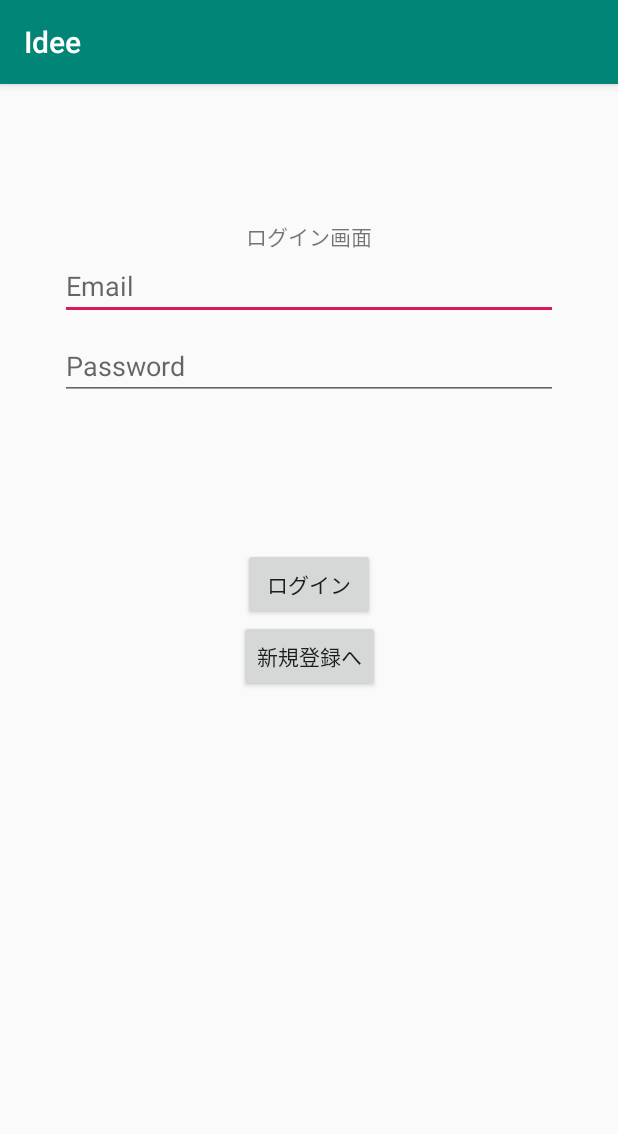
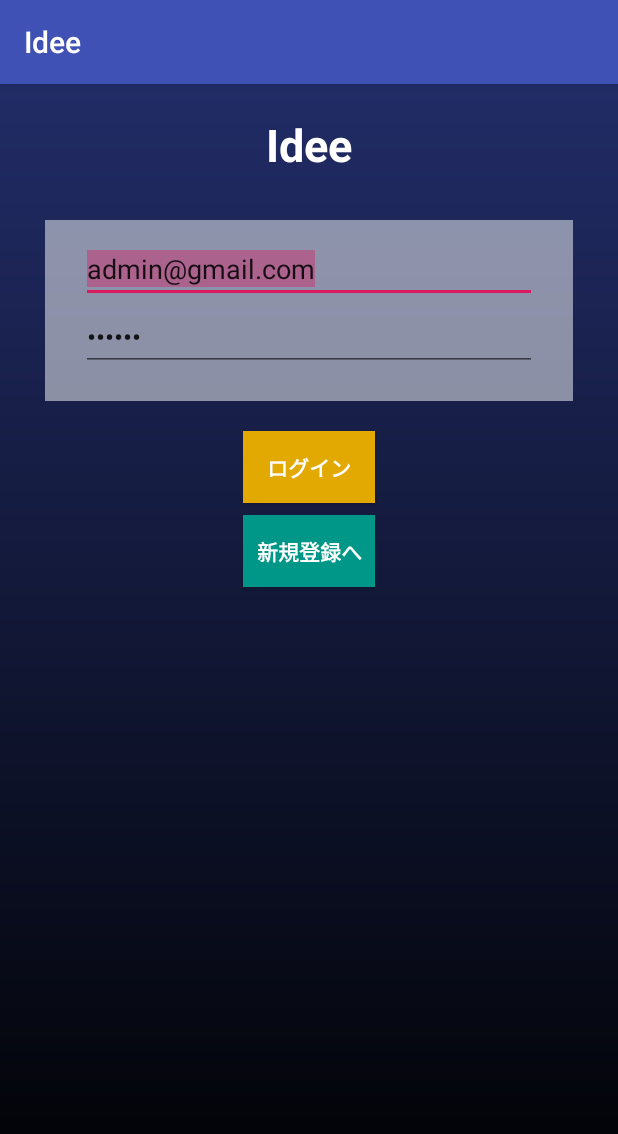
Before and after one commit to mnm234/Idee, an Android app: the screen it shows after launch once a user with an empty profile is signed in (LoginAcivity), after a tap on "ログイン", on a phone screen of 412 x 824 dp. Shown: the top 1134 px of the screen. Run offline under Robolectric (Android 15) with nearby library versions, the phone set to English and light mode, and no system bars; our stand-ins replace Firebase (no records; nobody signed in at launch, a user with empty details on screens opened directly).

Commit message:
いろいろした奴

```diff
--- a/app/src/main/java/com/example/gfriend/Login/SignInFragment.kt
+++ b/app/src/main/java/com/example/gfriend/Login/SignInFragment.kt
@@ -16,6 +16,9 @@ import com.example.gfriend.R
 import com.google.firebase.auth.FirebaseAuth
 import kotlinx.android.synthetic.main.activity_login.*
 import kotlinx.android.synthetic.main.fragment_sign_in.*
+import android.app.ProgressDialog
+
+
 
 
 
@@ -23,6 +26,7 @@ import kotlinx.android.synthetic.main.fragment_sign_in.*
 
 class SignInFragment : Fragment() {
     private var mAuth: FirebaseAuth? = null
+    var m_ProgressDialog: ProgressDialog? = null
     override fun onCreate(savedInstanceState: Bundle?) {
         super.onCreate(savedInstanceState)
         mAuth = FirebaseAuth.getInstance()
@@ -38,17 +42,30 @@ class SignInFragment : Fragment() {
     override fun onViewCreated(view: View, savedInstanceState: Bundle?) {
         super.onViewCreated(view, savedInstanceState)
         signInButton.setOnClickListener {
+            Log.d("signIn","start!")
+            // プログレスダイアログの生成
+            this.m_ProgressDialog = ProgressDialog(this.activity)
+            // プログレスダイアログの設定
+            this.m_ProgressDialog!!.setMessage("Loading...")  // メッセージをセット
+            // プログレスダイアログの表示
+            this.m_ProgressDialog!!.show()
             mAuth?.signInWithEmailAndPassword(username.text.toString(), password.text.toString())
                 ?.addOnCompleteListener(LoginAcivity()) { task ->
                     if (task.isSuccessful) {
-                        Log.d(TAG, "signInWithEmail:success")
+                        Log.d("signIn", "signInWithEmail:success")
+                        if (this.m_ProgressDialog != null && this.m_ProgressDialog!!.isShowing) {
+                            this.m_ProgressDialog!!.dismiss()
+                        }
                         val user = mAuth?.currentUser
-                        Log.d(TAG, user.toString())
+//                        Log.d(TAG, user.toString())
                         val intent = Intent(activity, MainActivity::class.java)
                         startActivity(intent)
                     } else {
                         // If sign in fails, display a message to the user.
-                        Log.w(TAG, "signInWithEmail:failure", task.exception)
+                        Log.d("signIn", "signInWithEmail:failure", task.exception)
+                        if (this.m_ProgressDialog != null && this.m_ProgressDialog!!.isShowing) {
+                            this.m_ProgressDialog!!.dismiss()
+                        }
                         Toast.makeText(this.context, "Authentication failed.",
                             Toast.LENGTH_SHORT).show()
                     }
@@ -62,12 +79,6 @@ class SignInFragment : Fragment() {
             fragmentTransaction?.commit()
         }
     }
-    override fun onAttach(context: Context) {
-        super.onAttach(context)
-    }
-    override fun onDetach() {
-        super.onDetach()
-    }
-    companion object {
-    }
+
+    companion object
 }
--- a/app/src/main/java/com/example/gfriend/profile/ProfileFragment.kt
+++ b/app/src/main/java/com/example/gfriend/profile/ProfileFragment.kt
@@ -48,9 +48,9 @@ class ProfileFragment : Fragment(), ProfileRecyclerViewHolder.ItemClickListener
                     val position = viewHolder.layoutPosition
                     viewHolder.let { vh ->
                         profile_recyclerView?.adapter?.let {
-//                            it.notifyDataSetChanged()
 //                            it.notifyItemRemoved(vh.layoutPosition-1)
                             it.notifyItemRangeChanged(vh.layoutPosition, it.itemCount)
+//                            it.notifyDataSetChanged()
                         }
                     }
                 }
@@ -71,16 +71,21 @@ class ProfileFragment : Fragment(), ProfileRecyclerViewHolder.ItemClickListener
                                             .delete()
                                             .addOnSuccessListener {
 //                                                Log.d("remove","success!!")
-//                                                recyclerViewAdapter.notifyItemRemoved(vh.layoutPosition)
-//                                                recyclerViewAdapter.notifyItemRangeChanged(vh.layoutPosition, recyclerViewAdapter.itemCount)
+
+                                                recyclerViewAdapter.notifyItemRemoved(position)
+//                                                recyclerViewAdapter.notifyItemRangeChanged(position, recyclerViewAdapter.itemCount-1)
+//                                                recyclerViewAdapter.notifyDataSetChanged()
+
+//                                                recyclerViewAdapter.notifyDataSetChanged()
                                             }
                                             .addOnFailureListener {
+//                                                recyclerViewAdapter.notifyDataSetChanged()
                                                 Log.d("remove", it.toString())
                                             }
                                     }
-                                    recyclerViewAdapter.notifyItemRemoved(viewHolder.layoutPosition)
+//                                    recyclerViewAdapter.notifyItemRemoved(viewHolder.layoutPosition)
 //                                    it.notifyItemRemoved(viewHolder.layoutPosition + 1)
-//                                    it.notifyItemRangeChanged(vh.layoutPosition, it.itemCount)
+//                                    recyclerViewAdapter.notifyItemRangeChanged(vh.layoutPosition, recyclerViewAdapter.itemCount)
 
 
                                 }
--- /dev/null
+++ b/app/src/main/res/drawable/black_grad.xml
@@ -0,0 +1,9 @@
+<?xml version="1.0" encoding="utf-8"?>
+<shape xmlns:android="http://schemas.android.com/apk/res/android"
+    android:shape="rectangle">
+    <gradient
+        android:angle="90"
+        android:endColor="#212C66"
+        android:startColor="#000000" />
+
+</shape>
--- a/app/src/main/res/layout/activity_login.xml
+++ b/app/src/main/res/layout/activity_login.xml
@@ -4,10 +4,6 @@
     android:id="@+id/container"
     android:layout_width="match_parent"
     android:layout_height="match_parent"
-    android:paddingLeft="@dimen/activity_horizontal_margin"
-    android:paddingTop="@dimen/activity_vertical_margin"
-    android:paddingRight="@dimen/activity_horizontal_margin"
-    android:paddingBottom="@dimen/activity_vertical_margin"
     tools:context=".Login.LoginAcivity">
 
 
--- a/app/src/main/res/layout/activity_splash.xml
+++ b/app/src/main/res/layout/activity_splash.xml
@@ -5,11 +5,16 @@
     android:layout_width="match_parent"
     android:layout_height="match_parent"
     tools:context=".SplashActivity">
-    <TextView
-        android:layout_width="match_parent"
-        android:layout_height="match_parent"
-        android:text="Splash"
-        android:textSize="30dp"
-        android:gravity="center"/>
+<!--    <TextView-->
+<!--        android:layout_width="match_parent"-->
+<!--        android:layout_height="match_parent"-->
+<!--        android:text="Splash"-->
+<!--        android:textSize="30dp"-->
+<!--        android:gravity="center"/>-->
+<!--    <ImageView-->
+<!--        android:src="@drawable/splash"-->
+<!--        android:layout_width="match_parent"-->
+<!--        android:layout_height="match_parent"-->
+<!--        android:scaleType="fitXY"/>-->
 
 </androidx.constraintlayout.widget.ConstraintLayout>
--- a/app/src/main/res/layout/fragment_home.xml
+++ b/app/src/main/res/layout/fragment_home.xml
@@ -4,6 +4,7 @@
     xmlns:tools="http://schemas.android.com/tools"
     android:layout_width="match_parent"
     android:layout_height="match_parent"
+    android:background="#111"
     tools:context=".HomeFragment">
     <ImageView
         android:id="@+id/homeImage"
--- a/app/src/main/res/layout/fragment_profile.xml
+++ b/app/src/main/res/layout/fragment_profile.xml
@@ -3,7 +3,7 @@
     xmlns:tools="http://schemas.android.com/tools"
     android:layout_width="match_parent"
     android:layout_height="match_parent"
-    android:background="#333"
+    android:background="@drawable/login_wallpaper"
     xmlns:app="http://schemas.android.com/apk/res-auto"
     tools:context=".profile.ProfileFragment">
 
--- a/app/src/main/res/layout/fragment_search.xml
+++ b/app/src/main/res/layout/fragment_search.xml
@@ -3,10 +3,10 @@
 <ScrollView android:layout_width="match_parent"
     android:layout_height="match_parent"
     xmlns:android="http://schemas.android.com/apk/res/android"
+    android:background="@drawable/login_wallpaper"
     xmlns:tools="http://schemas.android.com/tools">
     <androidx.constraintlayout.widget.ConstraintLayout
         android:layout_width="match_parent"
-        android:background="#333"
         android:layout_height="match_parent"
         xmlns:app="http://schemas.android.com/apk/res-auto"
         tools:context=".SearchFragment">
@@ -20,6 +20,7 @@
             app:layout_constraintRight_toRightOf="parent"
             app:layout_constraintTop_toTopOf="parent" />
         <androidx.recyclerview.widget.RecyclerView
+
             android:id="@+id/search_recyclerview"
             android:layout_width="match_parent"
             android:layout_height="wrap_content"
--- a/app/src/main/res/layout/fragment_sign_in.xml
+++ b/app/src/main/res/layout/fragment_sign_in.xml
@@ -3,35 +3,53 @@
     xmlns:tools="http://schemas.android.com/tools"
     android:layout_width="match_parent"
     android:layout_height="match_parent"
+    android:background="@drawable/black_grad"
     xmlns:app="http://schemas.android.com/apk/res-auto"
     tools:context=".Login.SignInFragment">
     <TextView
+        android:layout_marginTop="20dp"
+        android:id="@+id/login_title"
         app:layout_constraintLeft_toLeftOf="parent"
         app:layout_constraintRight_toRightOf="parent"
-        app:layout_constraintBottom_toTopOf="@id/username"
-        android:text="ログイン画面"
+        app:layout_constraintTop_toTopOf="parent"
+        android:text="Idee"
+        android:textSize="30dp"
+        android:textColor="#fff"
+        android:textStyle="bold"
         android:layout_width="wrap_content"
         android:layout_height="wrap_content"
         tools:ignore="MissingConstraints" />
+    <androidx.constraintlayout.widget.ConstraintLayout
+        android:layout_marginHorizontal="30dp"
+        android:background="#80FFFFFF"
+        android:layout_marginTop="30dp"
+        android:paddingBottom="20dp"
+        app:layout_constraintTop_toBottomOf="@id/login_title"
+        android:id="@+id/Inputform"
+        android:layout_width="match_parent"
+        android:layout_height="wrap_content"
+        tools:ignore="MissingConstraints">
+
     <EditText
+        android:layout_marginTop="10dp"
         android:id="@+id/username"
         android:layout_width="0dp"
         android:layout_height="wrap_content"
         android:layout_marginStart="24dp"
-        android:layout_marginTop="96dp"
         android:layout_marginEnd="24dp"
         android:hint="@string/prompt_email"
         android:inputType="textEmailAddress"
         android:selectAllOnFocus="true"
+        android:text="admin@gmail.com"
         app:layout_constraintEnd_toEndOf="parent"
         app:layout_constraintStart_toStartOf="parent"
         app:layout_constraintTop_toTopOf="parent" />
     <EditText
+        android:text="000000"
         android:id="@+id/password"
         android:layout_width="0dp"
         android:layout_height="wrap_content"
         android:layout_marginStart="24dp"
-        android:layout_marginTop="8dp"
         android:layout_marginEnd="24dp"
         android:hint="@string/prompt_password"
         android:imeActionLabel="@string/action_sign_in_short"
@@ -41,23 +59,36 @@
         app:layout_constraintEnd_toEndOf="parent"
         app:layout_constraintStart_toStartOf="parent"
         app:layout_constraintTop_toBottomOf="@+id/username" />
+    </androidx.constraintlayout.widget.ConstraintLayout>
+<!--    <com.google.android.material.button.MaterialButton-->
+<!--        app:layout_constraintTop_toBottomOf="@id/password"-->
+<!--        android:layout_width="wrap_content"-->
+<!--        android:layout_height="wrap_content"-->
+<!--        android:text="sdasda"-->
+<!--        style="@style/Widget.MaterialComponents.Button.OutlinedButton"-->
+<!--        app:layout_constraintLeft_toLeftOf="parent"-->
+<!--        app:layout_constraintRight_toRightOf="parent"-->
+<!--        tools:ignore="MissingConstraints" />-->
     <Button
+        android:textColor="#fff"
+        android:textStyle="bold"
+        android:background="#E2A903"
         android:id="@+id/signInButton"
         android:layout_width="wrap_content"
         android:layout_height="wrap_content"
-        android:layout_gravity="start"
         android:layout_marginStart="48dp"
-        android:layout_marginTop="16dp"
         android:layout_marginEnd="48dp"
-        android:layout_marginBottom="64dp"
         android:enabled="true"
         android:text="ログイン"
-        app:layout_constraintBottom_toBottomOf="parent"
         app:layout_constraintEnd_toEndOf="parent"
         app:layout_constraintStart_toStartOf="parent"
-        app:layout_constraintTop_toBottomOf="@+id/password"
-        app:layout_constraintVertical_bias="0.2" />
+        android:layout_marginTop="20dp"
+        app:layout_constraintTop_toBottomOf="@+id/Inputform" />
     <Button
+        android:layout_marginTop="8dp"
+        android:textColor="#fff"
+        android:textStyle="bold"
+        android:background="#009688"
         android:id="@+id/toSignUpButton"
         app:layout_constraintLeft_toLeftOf="parent"
         app:layout_constraintRight_toRightOf="parent"
@@ -66,19 +97,19 @@
         app:layout_constraintTop_toBottomOf="@id/signInButton"
         android:text="新規登録へ"
         tools:ignore="MissingConstraints" />
-    <ProgressBar
-        android:id="@+id/loading"
-        android:layout_width="wrap_content"
-        android:layout_height="wrap_content"
-        android:layout_gravity="center"
-        android:layout_marginStart="32dp"
-        android:layout_marginTop="64dp"
-        android:layout_marginEnd="32dp"
-        android:layout_marginBottom="64dp"
-        android:visibility="gone"
-        app:layout_constraintBottom_toBottomOf="parent"
-        app:layout_constraintEnd_toEndOf="@+id/password"
-        app:layout_constraintStart_toStartOf="@+id/password"
-        app:layout_constraintTop_toTopOf="parent"
-        app:layout_constraintVertical_bias="0.3" />
+<!--    <ProgressBar-->
+<!--        android:id="@+id/loading"-->
+<!--        android:layout_width="wrap_content"-->
+<!--        android:layout_height="wrap_content"-->
+<!--        android:layout_gravity="center"-->
+<!--        android:layout_marginStart="32dp"-->
+<!--        android:layout_marginTop="64dp"-->
+<!--        android:layout_marginEnd="32dp"-->
+<!--        android:layout_marginBottom="64dp"-->
+<!--        android:visibility="gone"-->
+<!--        app:layout_constraintBottom_toBottomOf="parent"-->
+<!--        app:layout_constraintEnd_toEndOf="@+id/password"-->
+<!--        app:layout_constraintStart_toStartOf="@+id/password"-->
+<!--        app:layout_constraintTop_toTopOf="parent"-->
+<!--        app:layout_constraintVertical_bias="0.3" />-->
 </androidx.constraintlayout.widget.ConstraintLayout>
--- a/app/src/main/res/layout/search_recycler_item.xml
+++ b/app/src/main/res/layout/search_recycler_item.xml
@@ -4,6 +4,8 @@
     xmlns:tools="http://schemas.android.com/tools"
     android:layout_width="match_parent"
     android:layout_height="wrap_content"
+    android:layout_marginHorizontal="8dp"
+    android:layout_marginVertical="8dp"
     xmlns:app="http://schemas.android.com/apk/res-auto"
     android:elevation="8dp">
 
--- a/app/src/main/res/values/colors.xml
+++ b/app/src/main/res/values/colors.xml
@@ -1,6 +1,6 @@
 <?xml version="1.0" encoding="utf-8"?>
 <resources>
-    <color name="colorPrimary">#008577</color>
+    <color name="colorPrimary">#3F51B5</color>
     <color name="colorPrimaryDark">#00574B</color>
     <color name="colorAccent">#D81B60</color>
 </resources>
```
Also changed, not shown: app/src/main/res/drawable/login_wallpaper.jpg (added), 1 other file.
